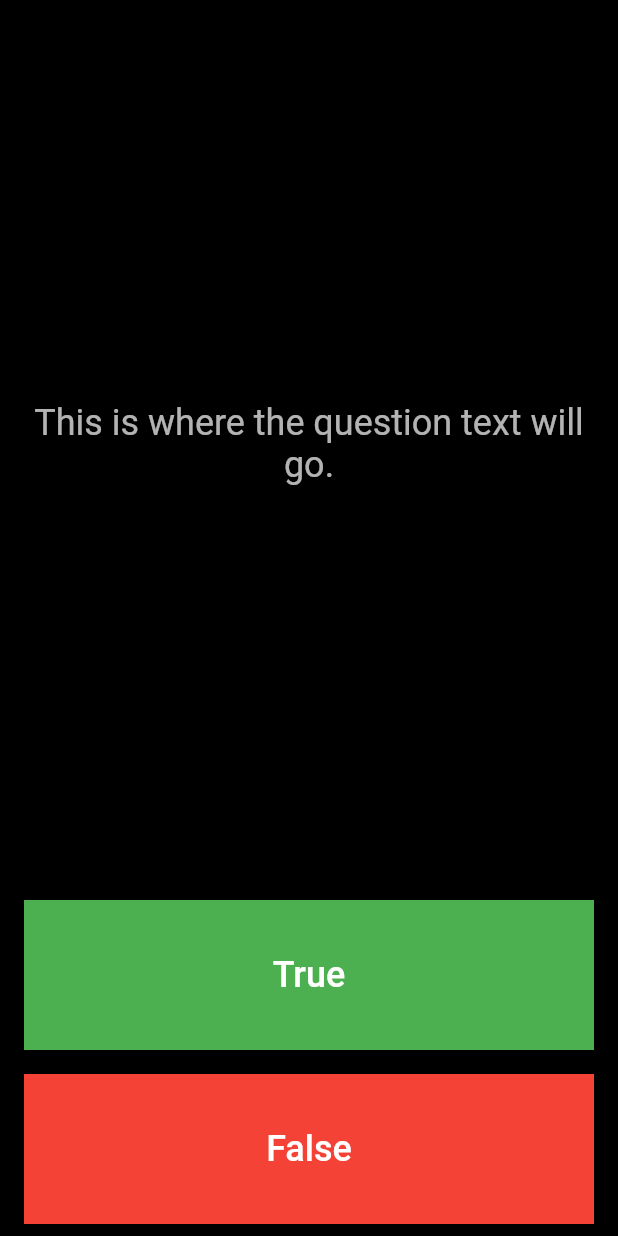
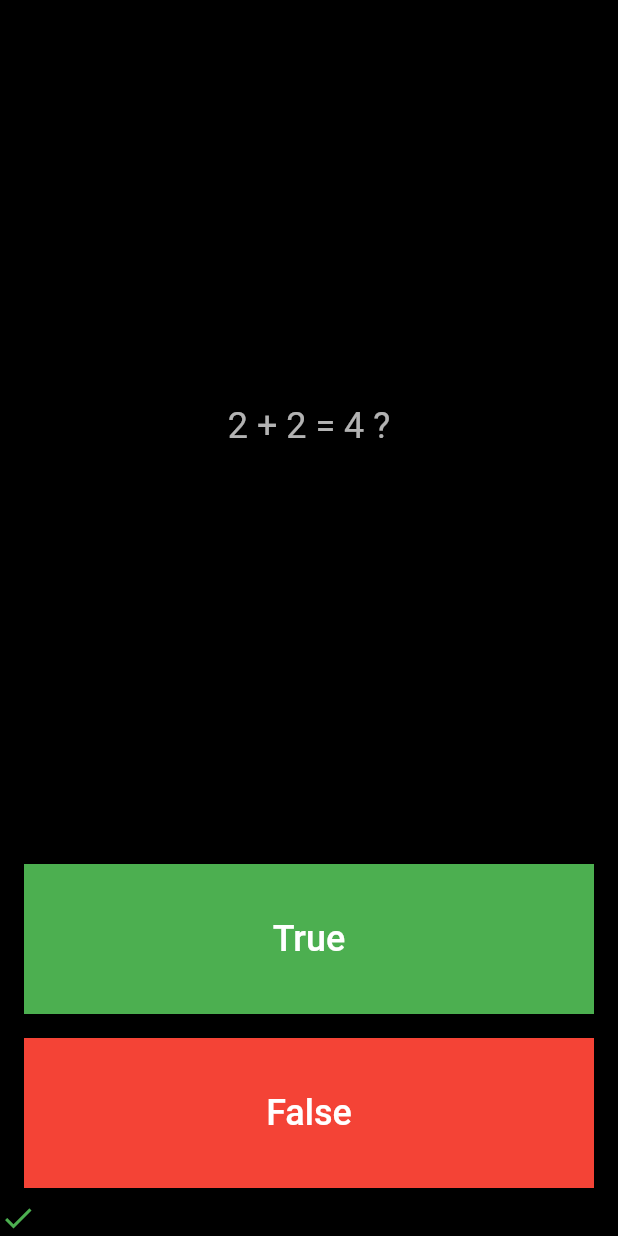
Before and after one commit to frankamente/QuizzlerAppBrewerCourse, a Flutter app: the screen it shows after launch, on a phone screen of 412 x 824 dp. Run offline on Flutter 3.47's test engine with Material 2 defaults, Android fonts, the phone set to English and light mode, and no system bars; our stand-ins replace bloc, equatable, flutter_bloc.

Commit message:
Added logic to get questions and navigate between questions. Needed to Add result bar

```diff
--- /dev/null
+++ b/lib/bloc/question_bloc.dart
@@ -0,0 +1,65 @@
+import 'dart:async';
+
+import 'package:bloc/bloc.dart';
+import 'package:equatable/equatable.dart';
+import 'package:flutter/widgets.dart';
+import 'package:quizzler/data/answerOption.dart';
+import 'package:quizzler/data/question.dart';
+import 'package:quizzler/data/questionResponse.dart';
+
+part 'question_event.dart';
+part 'question_state.dart';
+
+class QuestionBloc extends Bloc<QuestionEvent, QuestionState> {
+  Map<int, Question> questionMap;
+  int currentIndex;
+
+  @override
+  QuestionState get initialState {
+    questionMap = getQuestionList().asMap();
+    currentIndex = 0;
+    return QuestionInitial(nextQuestionText: questionMap[currentIndex].text);
+  }
+
+  @override
+  Stream<QuestionState> mapEventToState(
+    QuestionEvent event,
+  ) async* {
+    currentIndex++;
+    if (currentIndex == questionMap.length) {
+      currentIndex = 0;
+    }
+    if (event is YesButtonClicked) {
+      yield QuestionLoaded(questionResponse: getQuestionResponse(true));
+    }
+    if (event is NoButtonClicked) {
+      yield QuestionLoaded(questionResponse: getQuestionResponse(false));
+    }
+  }
+
+  List<Question> getQuestionList() {
+    return [
+      Question(
+        correctAnswer: AnswerOption.yes,
+        text: '2 + 2 = 4 ?',
+      ),
+      Question(
+        correctAnswer: AnswerOption.no,
+        text: '2 - 2 = 1?',
+      ),
+      Question(
+        correctAnswer: AnswerOption.yes,
+        text: 'Is 2 * 2 = 4?',
+      ),
+    ];
+  }
+
+  QuestionResponse getQuestionResponse(bool answer) {
+    Question question = questionMap[currentIndex];
+    AnswerOption answerOption = answer ? AnswerOption.yes : AnswerOption.no;
+    return QuestionResponse(
+      nextQuestionText: question.text,
+      lastQuestionWasCorrect: question.correctAnswer == answerOption,
+    );
+  }
+}
--- /dev/null
+++ b/lib/bloc/question_event.dart
@@ -0,0 +1,15 @@
+part of 'question_bloc.dart';
+
+abstract class QuestionEvent extends Equatable {
+  const QuestionEvent();
+}
+
+class YesButtonClicked extends QuestionEvent {
+  @override
+  List<Object> get props => [];
+}
+
+class NoButtonClicked extends QuestionEvent {
+  @override
+  List<Object> get props => [];
+}
--- /dev/null
+++ b/lib/bloc/question_state.dart
@@ -0,0 +1,19 @@
+part of 'question_bloc.dart';
+
+abstract class QuestionState extends Equatable {}
+
+class QuestionInitial extends QuestionState {
+  final String nextQuestionText;
+
+  QuestionInitial({@required this.nextQuestionText});
+  @override
+  List<Object> get props => [nextQuestionText];
+}
+
+class QuestionLoaded extends QuestionState {
+  final QuestionResponse questionResponse;
+
+  QuestionLoaded({@required this.questionResponse});
+  @override
+  List<Object> get props => [questionResponse];
+}
--- /dev/null
+++ b/lib/data/answerOption.dart
@@ -0,0 +1 @@
+enum AnswerOption { yes, no }
--- /dev/null
+++ b/lib/data/question.dart
@@ -0,0 +1,10 @@
+import 'package:flutter/widgets.dart';
+
+import 'answerOption.dart';
+
+class Question {
+  final String text;
+  final AnswerOption correctAnswer;
+
+  Question({@required this.text, @required this.correctAnswer});
+}
--- /dev/null
+++ b/lib/data/questionResponse.dart
@@ -0,0 +1,11 @@
+import 'package:flutter/widgets.dart';
+
+class QuestionResponse {
+  final String nextQuestionText;
+  final bool lastQuestionWasCorrect;
+
+  QuestionResponse({
+    @required this.nextQuestionText,
+    @required this.lastQuestionWasCorrect,
+  });
+}
--- a/lib/main.dart
+++ b/lib/main.dart
@@ -1,4 +1,7 @@
 import 'package:flutter/material.dart';
+import 'package:flutter_bloc/flutter_bloc.dart';
+import 'package:quizzler/bloc/question_bloc.dart';
+import 'package:quizzler/pages/questionPage.dart';
 
 void main() => runApp(MyApp());
 
@@ -8,82 +11,11 @@ class MyApp extends StatelessWidget {
     return MaterialApp(
       debugShowCheckedModeBanner: false,
       title: '',
-      home: Quizzler(),
-    );
-  }
-}
-
-class Quizzler extends StatelessWidget {
-  @override
-  Widget build(BuildContext context) {
-    return Scaffold(
-      backgroundColor: Colors.black,
-      body: Column(
-        children: <Widget>[
-          Expanded(
-            child: Center(
-              child: Padding(
-                padding: const EdgeInsets.all(16.0),
-                child: Text(
-                  'This is where the question text will go.',
-                  textAlign: TextAlign.center,
-                  style: TextStyle(
-                    color: Colors.white70,
-                    fontSize: 24.0,
-                  ),
-                ),
-              ),
-            ),
-          ),
-          Padding(
-            padding: const EdgeInsets.symmetric(
-              vertical: 8.0,
-            ),
-            child: FlatButton(
-              onPressed: null,
-              child: SizedBox(
-                height: 100.0,
-                child: Container(
-                  width: double.infinity,
-                  color: Colors.green,
-                  child: Center(
-                    child: Text(
-                      "True",
-                      style: TextStyle(
-                        color: Colors.white,
-                        fontSize: 24.0,
-                      ),
-                    ),
-                  ),
-                ),
-              ),
-            ),
-          ),
-          Padding(
-            padding: const EdgeInsets.symmetric(
-              vertical: 8.0,
-            ),
-            child: FlatButton(
-              onPressed: null,
-              child: SizedBox(
-                height: 100.0,
-                child: Container(
-                  width: double.infinity,
-                  color: Colors.red,
-                  child: Center(
-                    child: Text(
-                      "False",
-                      style: TextStyle(
-                        color: Colors.white,
-                        fontSize: 24.0,
-                      ),
-                    ),
-                  ),
-                ),
-              ),
-            ),
-          ),
-        ],
+      home: BlocProvider<QuestionBloc>(
+        create: (context) => QuestionBloc(),
+        child: Scaffold(
+          body: QuestionPage(),
+        ),
       ),
     );
   }
--- /dev/null
+++ b/lib/pages/questionPage.dart
@@ -0,0 +1,26 @@
+import 'package:flutter/material.dart';
+import 'package:flutter_bloc/flutter_bloc.dart';
+import 'package:quizzler/bloc/question_bloc.dart';
+import 'package:quizzler/pages/questionView.dart';
+
+class QuestionPage extends StatelessWidget {
+  const QuestionPage({Key key}) : super(key: key);
+
+  @override
+  Widget build(BuildContext context) {
+    final questionBloc = BlocProvider.of<QuestionBloc>(context);
+    return BlocBuilder<QuestionBloc, QuestionState>(
+        bloc: questionBloc,
+        builder: (context, state) {
+          if (state is QuestionInitial) {
+            return QuestionView(
+              questionText: state.nextQuestionText,
+            );
+          }
+          if (state is QuestionLoaded) {
+            return QuestionView(
+                questionText: state.questionResponse.nextQuestionText);
+          }
+        });
+  }
+}
--- /dev/null
+++ b/lib/pages/questionView.dart
@@ -0,0 +1,92 @@
+import 'package:flutter/material.dart';
+import 'package:flutter_bloc/flutter_bloc.dart';
+import 'package:quizzler/bloc/question_bloc.dart';
+
+class QuestionView extends StatelessWidget {
+  final String questionText;
+
+  const QuestionView({Key key, @required this.questionText}) : super(key: key);
+
+  @override
+  Widget build(BuildContext context) {
+    final questionBloc = BlocProvider.of<QuestionBloc>(context);
+    return Scaffold(
+      backgroundColor: Colors.black,
+      body: Column(
+        children: <Widget>[
+          Expanded(
+            child: Center(
+              child: Padding(
+                padding: const EdgeInsets.all(16.0),
+                child: Text(
+                  this.questionText,
+                  textAlign: TextAlign.center,
+                  style: TextStyle(
+                    color: Colors.white70,
+                    fontSize: 24.0,
+                  ),
+                ),
+              ),
+            ),
+          ),
+          Padding(
+            padding: const EdgeInsets.symmetric(
+              vertical: 8.0,
+            ),
+            child: FlatButton(
+              onPressed: () => questionBloc.add(YesButtonClicked()),
+              child: SizedBox(
+                height: 100.0,
+                child: Container(
+                  width: double.infinity,
+                  color: Colors.green,
+                  child: Center(
+                    child: Text(
+                      "True",
+                      style: TextStyle(
+                        color: Colors.white,
+                        fontSize: 24.0,
+                      ),
+                    ),
+                  ),
+                ),
+              ),
+            ),
+          ),
+          Padding(
+            padding: const EdgeInsets.symmetric(
+              vertical: 8.0,
+            ),
+            child: FlatButton(
+              onPressed: () => questionBloc.add(NoButtonClicked()),
+              child: SizedBox(
+                height: 100.0,
+                child: Container(
+                  width: double.infinity,
+                  color: Colors.red,
+                  child: Center(
+                    child: Text(
+                      "False",
+                      style: TextStyle(
+                        color: Colors.white,
+                        fontSize: 24.0,
+                      ),
+                    ),
+                  ),
+                ),
+              ),
+            ),
+          ),
+          Row(
+            children: <Widget>[
+              Icon(
+                Icons.check,
+                color: Colors.green,
+              ),
+            ],
+          )
+        ],
+      ),
+    );
+  }
+}
--- a/pubspec.yaml
+++ b/pubspec.yaml
@@ -23,6 +23,8 @@ environment:
 dependencies:
   flutter:
     sdk: flutter
+  flutter_bloc: ^3.2.0
+  equatable: ^1.1.1
 
 
   # The following adds the Cupertino Icons font to your application.
```
Also changed, not shown: pubspec.lock.
